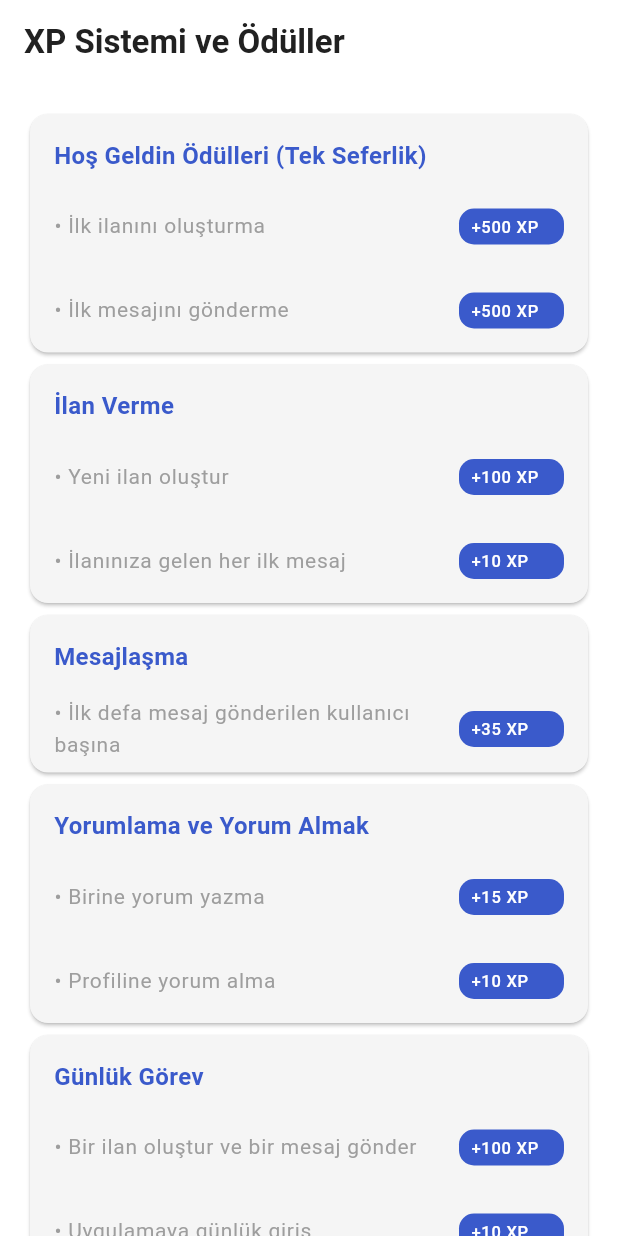
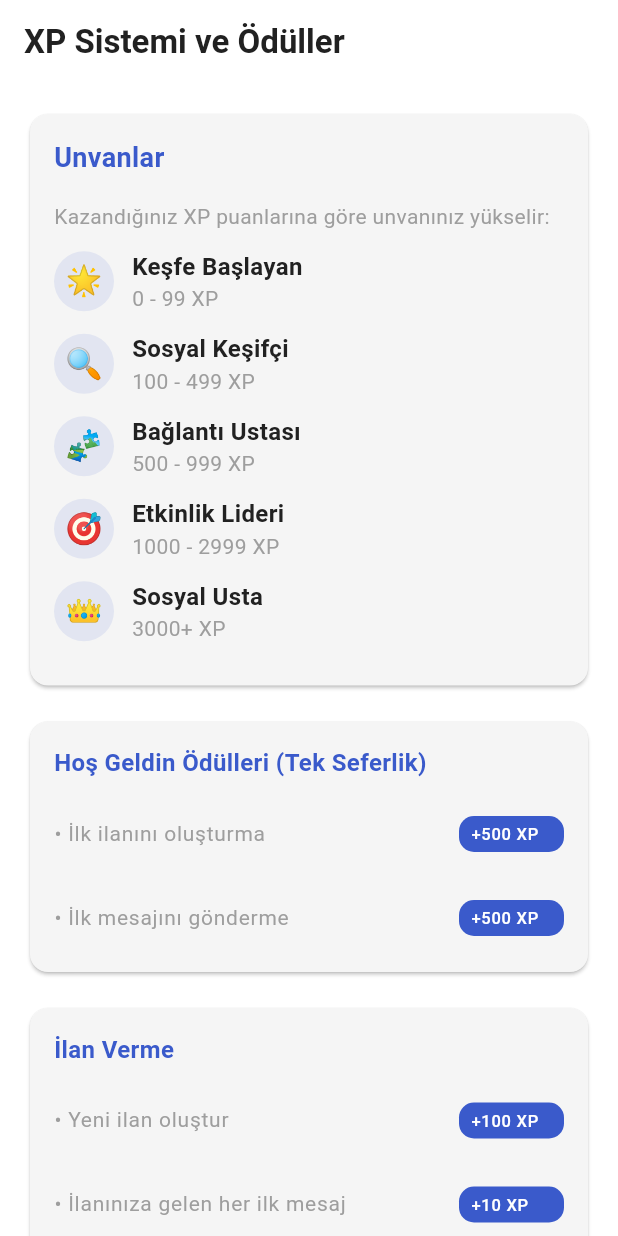
Before and after one commit to Alpaslandev/Palse, a Flutter app: the XpEventsView screen opened by its route, on a phone screen of 412 x 824 dp. Run offline on Flutter 3.47's test engine with Material 3 defaults, Android fonts, the phone set to English and light mode, and no system bars; our stand-ins replace cached_network_image, cloud_firestore, dio, firebase_auth, firebase_core, firebase_messaging and 8 more; missing offline and left inert: purchases_flutter; accounts and stored records are empty; network calls fail; statements that could not run were skipped.

Commit message:
Kullanıcı Arayüzü ve Deneyim İyileştirmeleri
- Tema yönetiminde OutlinedButton stilini güncelle
- Kullanıcı unvanlarını ve XP sistemini görselleştir
- Mesaj girişinde klavye yönetimini geliştir
- Kullanıcı profili ve kart görünümlerinde ikon ve metin düzenlemeleri
- XP olayları ve unvan sayfasında detaylı bilgilendirme

```diff
--- /dev/null
+++ b/lib/core/localization/lang/tr.dart
@@ -0,0 +1,53 @@
+// Türkçe dil dosyası
+const Map<String, String> tr = {
+  // Genel
+  'app_name': 'Palse App',
+
+  // Giriş/Kayıt
+  'login': 'Giriş Yap',
+  'register': 'Kayıt Ol',
+  'email': 'E-posta',
+  'password': 'Şifre',
+  'forgot_password': 'Şifremi Unuttum',
+  'continue': 'Devam Et',
+
+  // Ana Sayfa
+  'home': 'Ana Sayfa',
+  'explore': 'Keşfet',
+  'messages': 'Mesajlar',
+  'profile': 'Profil',
+
+  // Mesajlar
+  'no_messages': 'Henüz mesaj yok',
+  'type_message': 'Mesaj yazın...',
+  'send': 'Gönder',
+  'quote': 'Alıntı',
+  'error_occurred': 'Bir hata oluştu',
+
+  // Profil
+  'edit_profile': 'Profili Düzenle',
+  'settings': 'Ayarlar',
+  'logout': 'Çıkış Yap',
+
+  // XP Sistemi
+  'xp_system': 'XP Sistemi ve Ödüller',
+  'ranks': 'Unvanlar',
+  'ranks_description': 'Kazandığınız XP puanlarına göre unvanınız yükselir:',
+
+  // Premium
+  'premium_required': 'Premium Üyelik Gerekiyor',
+  'premium_photo_message': 'Premium üyelik alarak fotoğraf gönderebilirsiniz.',
+  'ok': 'Tamam',
+
+  // Hata Mesajları
+  'error': 'Hata',
+  'try_again': 'Tekrar Dene',
+  'connection_error': 'Bağlantı hatası',
+
+  // XP Event Grupları
+  'welcome_rewards': 'Hoş Geldin Ödülleri (Tek Seferlik)',
+  'listing': 'İlan Verme',
+  'messaging': 'Mesajlaşma',
+  'commenting': 'Yorumlama ve Yorum Almak',
+  'daily_tasks': 'Günlük Görev',
+};
--- a/lib/core/utils/app_theme.dart
+++ b/lib/core/utils/app_theme.dart
@@ -137,6 +137,13 @@ class AppTheme {
         ),
       ),
 
+      outlinedButtonTheme: OutlinedButtonThemeData(
+        style: OutlinedButton.styleFrom(
+          backgroundColor: backgroundColor,
+          foregroundColor: textColor,
+        ),
+      ),
+
       // SwitchList'ler için tema
       switchTheme: SwitchThemeData(
         trackColor: MaterialStateProperty.resolveWith((states) {
--- a/lib/core/widgets/advert_card.dart
+++ b/lib/core/widgets/advert_card.dart
@@ -141,12 +141,12 @@ class AdvertCard extends StatelessWidget {
                             customer.firstName ?? '',
                             style: const TextStyle(fontWeight: FontWeight.bold, fontSize: 14),
                           ),
-                          //if (customer.verification ?? false)
+                          if (customer.verification ?? false)
                             const Padding(
                               padding: EdgeInsets.only(left: 2),
                               child: Icon(Icons.verified, color: Colors.blue, size: 14),
                             ),
-                          //if (customer.isPremium ?? false)
+                          if (customer.isPremium ?? false)
                             const Padding(
                               padding: EdgeInsets.only(left: 2),
                               child: Icon(Icons.verified, color: Colors.yellow, size: 14),
@@ -173,7 +173,7 @@ class AdvertCard extends StatelessWidget {
 
                       // 2. Satır: Kullanıcı rütbesi
                       Text(
-                        userAchievements.rank.title,
+                        "${userAchievements.rank.icon} ${userAchievements.rank.title}",
                         style: const TextStyle(
                           fontWeight: FontWeight.w400,
                           fontSize: 11,
--- a/lib/features/achievement/achievements.dart
+++ b/lib/features/achievement/achievements.dart
@@ -4,7 +4,7 @@ import 'package:palseapp/features/achievement/premium_rewards.dart';
 enum UserRank {
   /// 0-99 XP: Keşfe Başlayan
   beginner(
-    title: '🌟 Keşfe Başlayan',
+    title: 'Keşfe Başlayan',
     minXp: 0,
     maxXp: 99,
     icon: '🌟',
@@ -12,7 +12,7 @@ enum UserRank {
 
   /// 100-499 XP: Sosyal Keşifçi
   explorer(
-    title: '🔍 Sosyal Keşifçi',
+    title: 'Sosyal Keşifçi',
     minXp: 100,
     maxXp: 499,
     icon: '🔍',
@@ -20,7 +20,7 @@ enum UserRank {
 
   /// 500-999 XP: Bağlantı Ustası
   connector(
-    title: '🧩 Bağlantı Ustası',
+    title: 'Bağlantı Ustası',
     minXp: 500,
     maxXp: 999,
     icon: '🧩',
@@ -28,7 +28,7 @@ enum UserRank {
 
   /// 1000-2999 XP: Etkinlik Lideri
   leader(
-    title: '🎯 Etkinlik Lideri',
+    title: 'Etkinlik Lideri',
     minXp: 1000,
     maxXp: 2999,
     icon: '🎯',
@@ -36,7 +36,7 @@ enum UserRank {
 
   /// 3000+ XP: Sosyal Usta
   master(
-    title: '👑 Sosyal Usta',
+    title: 'Sosyal Usta',
     minXp: 3000,
     maxXp: double.infinity,
     icon: '👑',
--- a/lib/features/friend_profile/friend_profile_view.dart
+++ b/lib/features/friend_profile/friend_profile_view.dart
@@ -81,12 +81,12 @@ class FriendProfileView extends StatelessWidget {
       mainAxisAlignment: MainAxisAlignment.spaceBetween,
       children: [
         Text(
-          '${userAchievements.rank.title} (${userAchievements.xp} XP)',
+          '${userAchievements.rank.icon} ${userAchievements.rank.title} (${userAchievements.xp} XP)',
           style: TextStyle(fontSize: 11, color: AppTheme.primaryColor, fontWeight: FontWeight.bold),
         ),
         Text(viewModel.customer?.location?.displayStringWithDistance(authProvider.user!.location!) ?? '',
             style: TextStyle(
-              fontSize: 10,
+              fontSize: 9,
               color: AppTheme.primaryColor,
             )),
       ],
--- a/lib/features/messages/view/messages_view.dart
+++ b/lib/features/messages/view/messages_view.dart
@@ -42,6 +42,11 @@ class _MessagesViewState extends State<MessagesView> {
     super.dispose();
   }
 
+  // Klavyeyi kapatmak için kullanılacak fonksiyon
+  void _dismissKeyboard() {
+    FocusScope.of(context).unfocus();
+  }
+
   @override
   Widget build(BuildContext context) {
     final user = Provider.of<AuthProvider>(context, listen: false).user;
@@ -51,7 +56,10 @@ class _MessagesViewState extends State<MessagesView> {
     return ChangeNotifierProvider.value(
       value: _viewModel,
       child: Consumer<MessagesViewModel>(
-        builder: (context, vm, _) => Scaffold(
+        builder: (context, vm, _) => GestureDetector(
+          // Ekranın herhangi bir yerine dokunulduğunda klavyeyi kapat
+          onTap: _dismissKeyboard,
+          child: Scaffold(
             resizeToAvoidBottomInset: true,
             appBar: MessageAppBar(
               vm: vm,
@@ -60,6 +68,9 @@ class _MessagesViewState extends State<MessagesView> {
             body: Column(
               children: [
                 Expanded(
+                  child: GestureDetector(
+                    // Mesaj listesine dokunulduğunda da klavyeyi kapat
+                    onTap: _dismissKeyboard,
                     child: StreamBuilder<List<Message>>(
                       stream: vm.getMessages(widget.chatId),
                       builder: (context, snapshot) {
@@ -107,6 +118,7 @@ class _MessagesViewState extends State<MessagesView> {
                       },
                     ),
                   ),
+                ),
                 MessageInput(
                   chatId: widget.chatId,
                   currentUserId: widget.currentUserId,
@@ -118,6 +130,7 @@ class _MessagesViewState extends State<MessagesView> {
             ),
           ),
         ),
+      ),
     );
   }
 }
--- a/lib/features/messages/widgets/message_input.dart
+++ b/lib/features/messages/widgets/message_input.dart
@@ -27,6 +27,10 @@ class MessageInput extends StatelessWidget {
     return Consumer<MessagesViewModel>(
       builder: (context, viewModel, child) {
         return SafeArea(
+          child: GestureDetector(
+            // Mesaj giriş alanına dokunulduğunda olayın üst widget'lara yayılmasını engelle
+            onTap: () {}, // Boş onTap olayı, olayın üst widget'lara yayılmasını engeller
+            behavior: HitTestBehavior.opaque, // Tüm alanı kapsayacak şekilde dokunma olaylarını yakala
             child: Column(
               mainAxisSize: MainAxisSize.min,
               children: [
@@ -155,6 +159,7 @@ class MessageInput extends StatelessWidget {
                 ),
               ],
             ),
+          ),
         );
       },
     );
--- a/lib/features/profile/widgets/xp_events_view.dart
+++ b/lib/features/profile/widgets/xp_events_view.dart
@@ -11,15 +11,91 @@ class XpEventsView extends StatelessWidget {
       appBar: AppBar(
         title: const Text('XP Sistemi ve Ödüller'),
       ),
-      body: ListView.builder(
+      body: ListView(
         padding: const EdgeInsets.symmetric(vertical: 16, horizontal: 16),
-        itemCount: XpEventGroup.values.length,
-        itemBuilder: (context, index) {
-          final group = XpEventGroup.values[index];
+        children: [
+          // Unvanlar kartı
+          _buildRanksCard(),
+          const SizedBox(height: 16),
+          // XP kazanma yolları
+          ...XpEventGroup.values.map((group) => Column(
+                children: [
+                  _buildEventCard(group, group.events),
+                  const SizedBox(height: 16),
+                ],
+              )),
+        ],
+      ),
+    );
+  }
 
-          final events = group.events;
-          return _buildEventCard(group, events);
-        },
+  // Unvanlar kartı
+  Widget _buildRanksCard() {
+    return Card(
+      child: Padding(
+        padding: const EdgeInsets.all(16),
+        child: Column(
+          crossAxisAlignment: CrossAxisAlignment.start,
+          children: [
+            const Text(
+              'Unvanlar',
+              style: TextStyle(
+                fontSize: 18,
+                fontWeight: FontWeight.bold,
+                color: AppTheme.primaryColor,
+              ),
+            ),
+            const SizedBox(height: 16),
+            const Text(
+              'Kazandığınız XP puanlarına göre unvanınız yükselir:',
+              style: TextStyle(fontSize: 14, color: Colors.grey),
+            ),
+            const SizedBox(height: 12),
+            ...UserRank.values.map((rank) => Padding(
+                  padding: const EdgeInsets.only(bottom: 12),
+                  child: Row(
+                    children: [
+                      Container(
+                        width: 40,
+                        height: 40,
+                        decoration: BoxDecoration(
+                          color: AppTheme.primaryColor.withOpacity(0.1),
+                          shape: BoxShape.circle,
+                        ),
+                        child: Center(
+                          child: Text(
+                            rank.icon,
+                            style: const TextStyle(fontSize: 20),
+                          ),
+                        ),
+                      ),
+                      const SizedBox(width: 12),
+                      Expanded(
+                        child: Column(
+                          crossAxisAlignment: CrossAxisAlignment.start,
+                          children: [
+                            Text(
+                              rank.title,
+                              style: const TextStyle(
+                                fontSize: 16,
+                                fontWeight: FontWeight.bold,
+                              ),
+                            ),
+                            Text(
+                              rank == UserRank.master ? '${rank.minXp}+ XP' : '${rank.minXp} - ${rank.maxXp} XP',
+                              style: const TextStyle(
+                                fontSize: 14,
+                                color: Colors.grey,
+                              ),
+                            ),
+                          ],
+                        ),
+                      ),
+                    ],
+                  ),
+                )),
+          ],
+        ),
       ),
     );
   }
@@ -52,6 +128,7 @@ class XpEventsView extends StatelessWidget {
                     child: Text('+${event.xpAmount} XP', style: const TextStyle(color: Colors.white)),
                   ),
                 )),
+            const SizedBox(height: 8),
           ],
         ),
       ),
```
Lines whose indentation alone changed are shown as unchanged.
